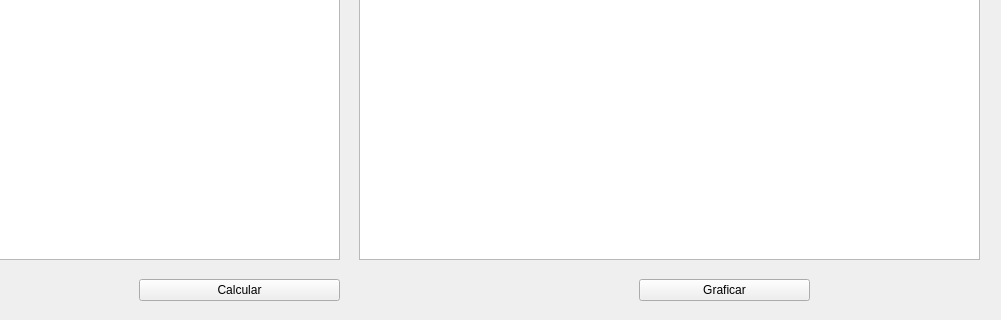
Above: dialog.ui from EdwardAngelino/ILHO before the change; both pictures show x 301 to 1302 and y 381 to 701 of the 1302 by 701 pixel window. Below: the same form after it.
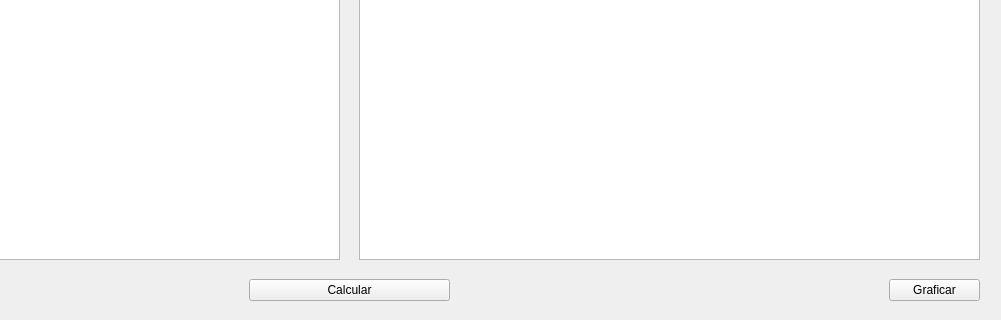
That is the form after the change.

The edit to the form file:
```diff
--- a/dialog.ui
+++ b/dialog.ui
@@ -102,7 +102,7 @@
   <widget class="QToolButton" name="toolButton_3">
    <property name="geometry">
     <rect>
-     <x>440</x>
+     <x>550</x>
      <y>660</y>
      <width>201</width>
      <height>22</height>
@@ -203,9 +203,9 @@
   <widget class="QToolButton" name="toolButton_5">
    <property name="geometry">
     <rect>
-     <x>940</x>
+     <x>1190</x>
      <y>660</y>
-     <width>171</width>
+     <width>91</width>
      <height>22</height>
     </rect>
    </property>
```
